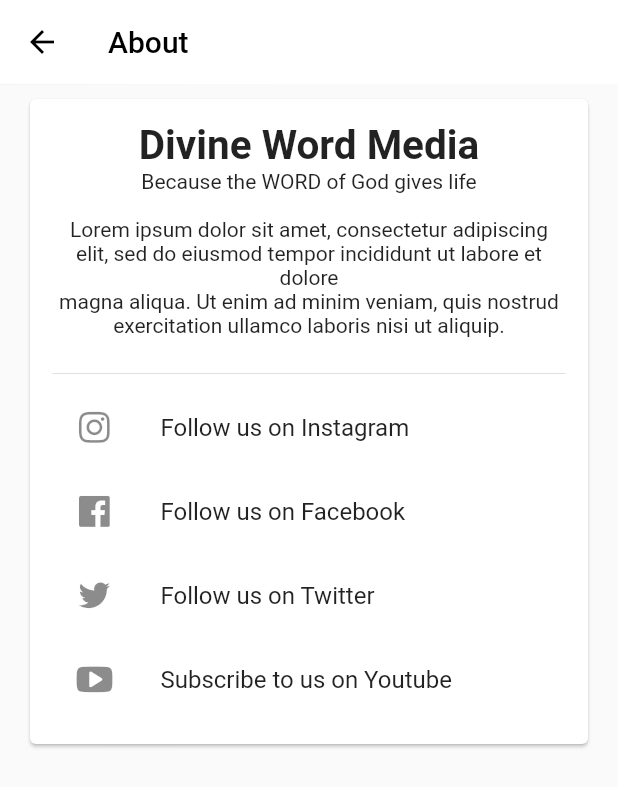
After one commit to CatapangJay/divine-word-media, a Flutter app: the screen it shows after launch, item 5 of the bottom bar chosen, after a tap on "About", on a phone screen of 412 x 824 dp. The commit adds this screen. Shown: the top 787 px of the screen. Run offline on Flutter 3.47's test engine with Material 2 defaults, Android fonts, the phone set to English and light mode, and no system bars; our stand-ins replace cloud_firestore; accounts and stored records are empty; Roboto replaces fonts that are missing (Aveny).

Commit message:
Added more and about page

```diff
--- a/lib/main.dart
+++ b/lib/main.dart
@@ -3,6 +3,7 @@ import 'package:divine_word_app/screens/home_screen.dart' as home;
 import 'package:divine_word_app/screens/videos_screen.dart' as videos;
 import 'package:divine_word_app/screens/shop_screen.dart' as shop;
 import 'package:divine_word_app/screens/saved_screen.dart' as saved;
+import 'package:divine_word_app/screens/more_screen.dart' as more;
 
 void main() => runApp(DivineWordApp());
 
@@ -42,13 +43,13 @@ class _DivineWordState extends State<DivineWordMainApp>
   final PageStorageBucket bucket = PageStorageBucket();
 
   final topBar = new AppBar(
-    backgroundColor: new Color(0xfff8faf8),
+//    backgroundColor: new Color(0xfff8faf8),
     centerTitle: true,
     elevation: 1.0,
-    leading: new IconButton(
-      icon: new Icon(Icons.menu),
-      onPressed: () => _scaffoldKey.currentState.openDrawer(),
-    ),
+//    leading: new IconButton(
+//      icon: new Icon(Icons.menu),
+//      onPressed: () => _scaffoldKey.currentState.openDrawer(),
+//    ),
     title: Text('Divine Word Media'),
     actions: <Widget>[
       Padding(
@@ -81,7 +82,8 @@ class _DivineWordState extends State<DivineWordMainApp>
     home.HomeScreen(key: PageStorageKey('Home')),
     videos.VideosScreen(),
     shop.ShopScreen(),
-    saved.SavedScreen()
+    saved.SavedScreen(),
+    more.MoreScreen()
   ];
 
   void _onItemTapped(int index) {
@@ -104,7 +106,7 @@ class _DivineWordState extends State<DivineWordMainApp>
 //        body: Center(
 //          child: _widgetOptions.elementAt(_selectedIndex),
 //        ),
-        drawer: drawer,
+//        drawer: drawer,
         bottomNavigationBar: BottomNavigationBar(
           type: BottomNavigationBarType.fixed,
           items: const <BottomNavigationBarItem>[
@@ -115,7 +117,8 @@ class _DivineWordState extends State<DivineWordMainApp>
             BottomNavigationBarItem(
                 icon: Icon(Icons.library_books), title: Text('Shop')),
             BottomNavigationBarItem(
-                icon: Icon(Icons.bookmark), title: Text('Saved'))
+                icon: Icon(Icons.bookmark), title: Text('Saved')),
+            BottomNavigationBarItem(icon: Icon(Icons.menu), title: Text('More'))
           ],
           currentIndex: _selectedIndex,
           selectedItemColor: Theme
--- /dev/null
+++ b/lib/presentation/social_media_icons.dart
@@ -0,0 +1,34 @@
+/// Flutter icons SocialMedia
+/// Copyright (C) 2020 by original authors @ fluttericon.com, fontello.com
+/// This font was generated by FlutterIcon.com, which is derived from Fontello.
+///
+/// To use this font, place it in your fonts/ directory and include the
+/// following in your pubspec.yaml
+///
+/// flutter:
+///   fonts:
+///    - family:  SocialMedia
+///      fonts:
+///       - asset: fonts/SocialMedia.ttf
+///
+///
+/// * Font Awesome, Copyright (C) 2016 by Dave Gandy
+///         Author:    Dave Gandy
+///         License:   SIL ()
+///         Homepage:  http://fortawesome.github.com/Font-Awesome/
+///
+import 'package:flutter/widgets.dart';
+
+class SocialMedia {
+  SocialMedia._();
+
+  static const _kFontFam = 'SocialMedia';
+
+  static const IconData twitter = const IconData(0xf099, fontFamily: _kFontFam);
+  static const IconData youtube_play =
+      const IconData(0xf16a, fontFamily: _kFontFam);
+  static const IconData instagram =
+      const IconData(0xf16d, fontFamily: _kFontFam);
+  static const IconData facebook_official =
+      const IconData(0xf230, fontFamily: _kFontFam);
+}
--- /dev/null
+++ b/lib/screens/about_screen.dart
@@ -0,0 +1,62 @@
+import 'package:flutter/material.dart';
+import '../presentation/social_media_icons.dart';
+
+class AboutScreen extends StatelessWidget {
+  @override
+  Widget build(BuildContext context) {
+    return Scaffold(
+      appBar: AppBar(
+        title: Text("About"),
+        elevation: 0.1,
+      ),
+      body: new ListView(
+        children: <Widget>[
+          new Card(
+            margin: EdgeInsets.symmetric(vertical: 10.0, horizontal: 20.0),
+            child: Padding(
+              padding: const EdgeInsets.all(15.0),
+              child: new Column(
+                children: <Widget>[
+                  new Text(
+                    "Divine Word Media",
+                    style:
+                        TextStyle(fontSize: 27.0, fontWeight: FontWeight.bold),
+                  ),
+                  new Text("Because the WORD of God gives life"),
+                  new Text(
+                    "\nLorem ipsum dolor sit amet, consectetur adipiscing\n"
+                    "elit, sed do eiusmod tempor incididunt ut labore et dolore\n"
+                    "magna aliqua. Ut enim ad minim veniam, quis nostrud\n"
+                    "exercitation ullamco laboris nisi ut aliquip.\n",
+                    textAlign: TextAlign.center,
+                  ),
+                  new Divider(),
+                  new ListTile(
+                    leading: Icon(SocialMedia.instagram),
+                    title: Text('Follow us on Instagram'),
+                    onTap: () {},
+                  ),
+                  new ListTile(
+                    leading: Icon(SocialMedia.facebook_official),
+                    title: Text('Follow us on Facebook'),
+                    onTap: () {},
+                  ),
+                  new ListTile(
+                    leading: Icon(SocialMedia.twitter),
+                    title: Text('Follow us on Twitter'),
+                    onTap: () {},
+                  ),
+                  new ListTile(
+                    leading: Icon(SocialMedia.youtube_play),
+                    title: Text('Subscribe to us on Youtube'),
+                    onTap: () {},
+                  )
+                ],
+              ),
+            ),
+          )
+        ],
+      ),
+    );
+  }
+}
--- a/lib/screens/article_screen.dart
+++ b/lib/screens/article_screen.dart
@@ -110,7 +110,7 @@ class _ArticleScreenState extends State<ArticleScreen> {
                     child: new Divider(),
                   ),
                   Padding(
-                    padding: const EdgeInsets.symmetric(horizontal: 20.0),
+                    padding: const EdgeInsets.fromLTRB(20.0, 0.0, 20.0, 20.0),
                     child: new Text(
                       _article.body.replaceAll("\\n", "\n"),
                       style: TextStyle(
--- /dev/null
+++ b/lib/screens/more_screen.dart
@@ -0,0 +1,31 @@
+import 'package:flutter/cupertino.dart';
+import 'package:flutter/material.dart';
+
+import 'about_screen.dart';
+
+class MoreScreen extends StatelessWidget {
+  @override
+  Widget build(BuildContext context) {
+    return Scaffold(
+      backgroundColor: Colors.grey[200],
+      body: Card(
+        elevation: 0.0,
+        margin: EdgeInsets.symmetric(vertical: 10.0, horizontal: 20.0),
+        shape: ContinuousRectangleBorder(),
+        child: new ListView(
+          children: <Widget>[
+            new ListTile(
+              leading: Icon(Icons.info),
+              title: Text("About"),
+              onTap: () {
+                Navigator.push(context,
+                    MaterialPageRoute(builder: (context) => AboutScreen()));
+              },
+            ),
+            new ListTile(leading: Icon(Icons.settings), title: Text("Settings"))
+          ],
+        ),
+      ),
+    );
+  }
+}
```
Also changed, not shown: pubspec.yaml (+4 -4 lines), assets/fonts/SocialMedia.ttf (added).
